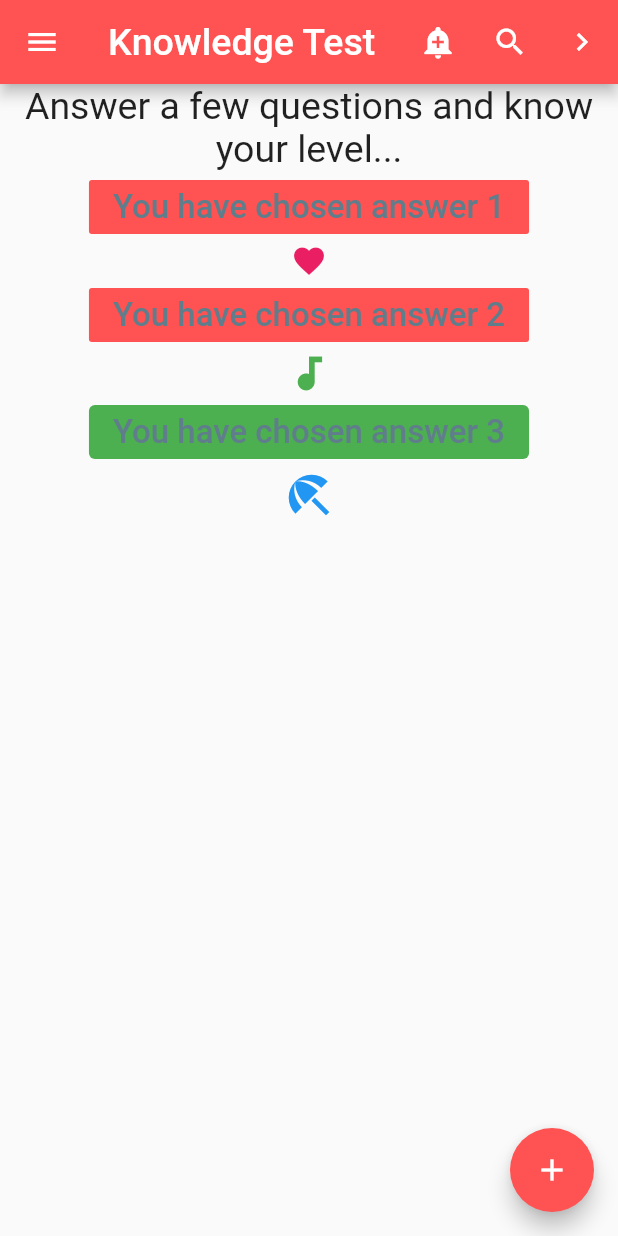
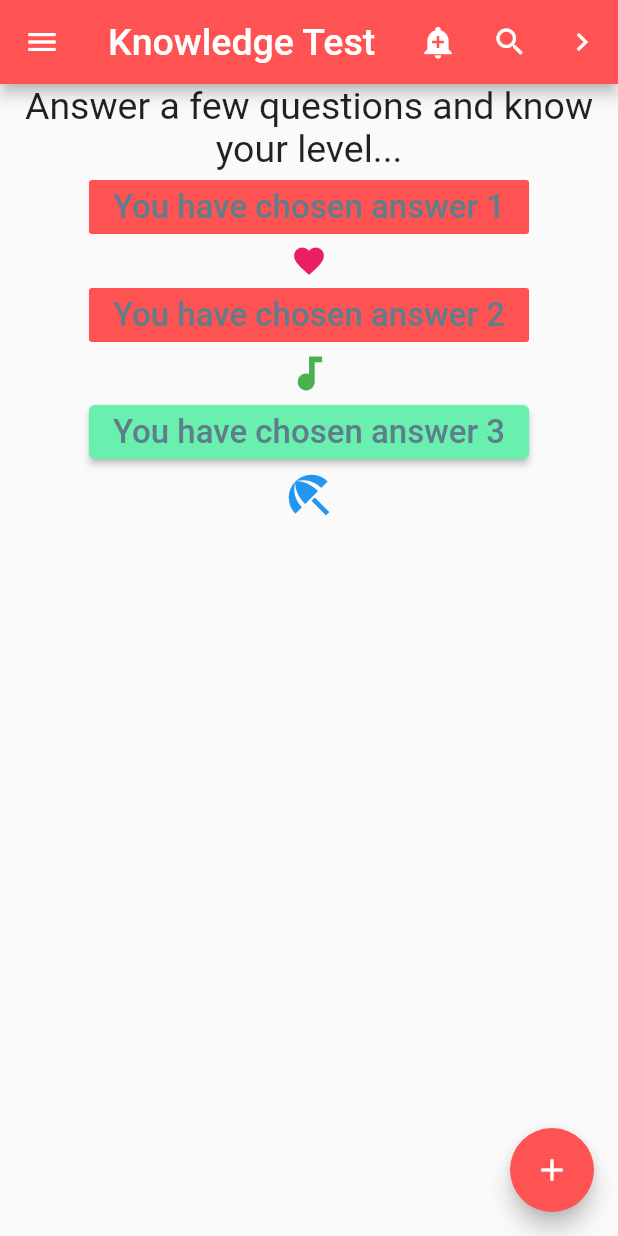
Before and after one commit to channthoeun/flutter-beginner-to-pro-my_first_flutter_app, a Flutter app: the screen it shows after launch, on a phone screen of 412 x 824 dp. Run offline on Flutter 3.47's test engine with Material 2 defaults, Android fonts, the phone set to English and light mode, and no system bars.

Commit message:
Added onPress and change background color of button 3

```diff
--- a/lib/my_stateless_scaffold.dart
+++ b/lib/my_stateless_scaffold.dart
@@ -144,11 +144,13 @@ class MyStatelessScaffoldWidget extends StatelessWidget {
                   } else if (states.contains(MaterialState.disabled)) {
                     return Colors.green;
                   }
-                  return Colors.white; // Use the component's default.
+                  return Colors.greenAccent; // Use the component's default.
                 },
               ),
             ),
-            onPressed: null,
+            onPressed: () {
+              ScaffoldMessenger.of(context).showSnackBar(snackBarThree);
+            },
             child: const Text(
               'You have chosen answer 3',
               style: TextStyle(
```
